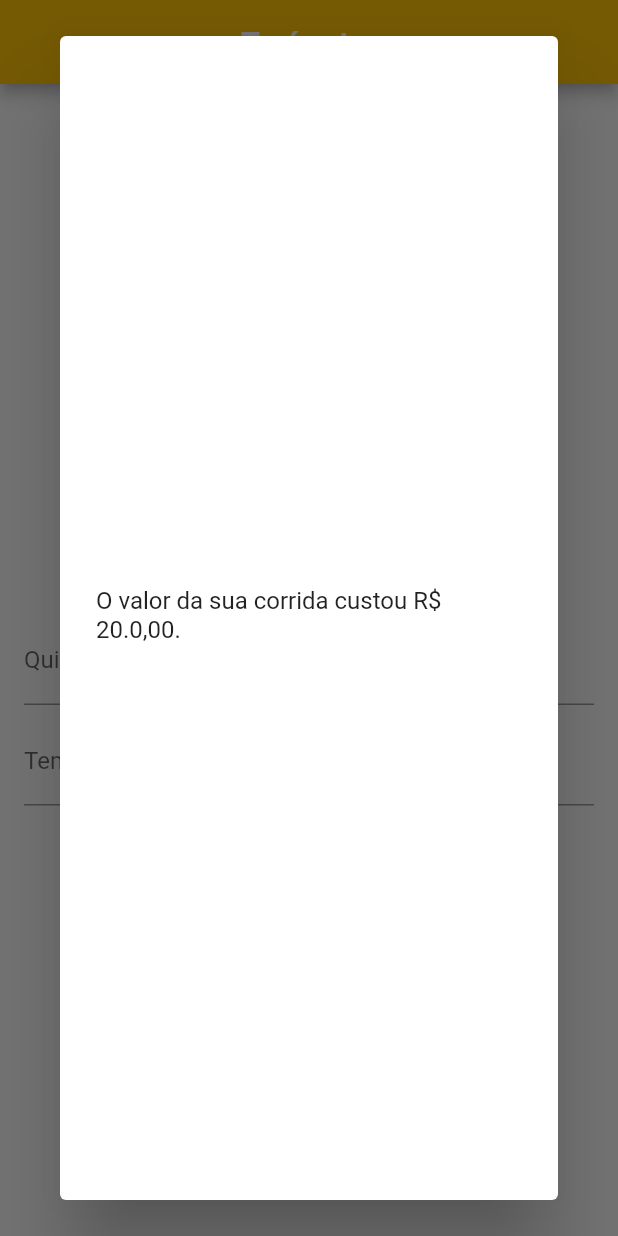
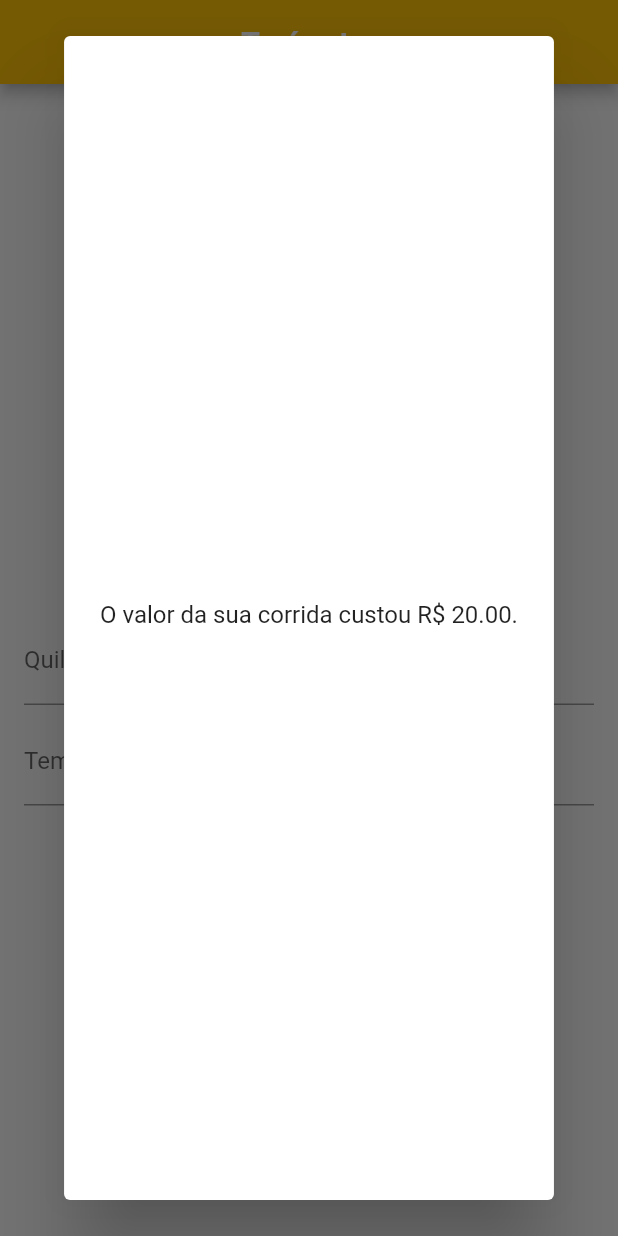
Before and after one commit to patricianogueira/taximetro, a Flutter app: the screen it shows after launch, after a tap on "Calcular valor da corrida", on a phone screen of 412 x 824 dp. Run offline on Flutter 3.47's test engine with Material 2 defaults, Android fonts, the phone set to English and light mode, and no system bars.

Commit message:
Correção double

```diff
--- /dev/null
+++ b/taximetro_aplicattion/lib/controller/home_controller.dart
@@ -0,0 +1,3 @@
+class HomeController{
+
+}
--- a/taximetro_aplicattion/lib/ui/home_page.dart
+++ b/taximetro_aplicattion/lib/ui/home_page.dart
@@ -9,7 +9,7 @@ class HomePage extends StatelessWidget {
       context: context,
       builder: (_) => AlertDialog(
         content: Center(
-          child: Text('O valor da sua corrida custou R\$ $valorCorrida,00.'),
+          child: Text('O valor da sua corrida custou R\$ ${valorCorrida.toStringAsFixed(2)}.'),
         )
       ),
     );
```
